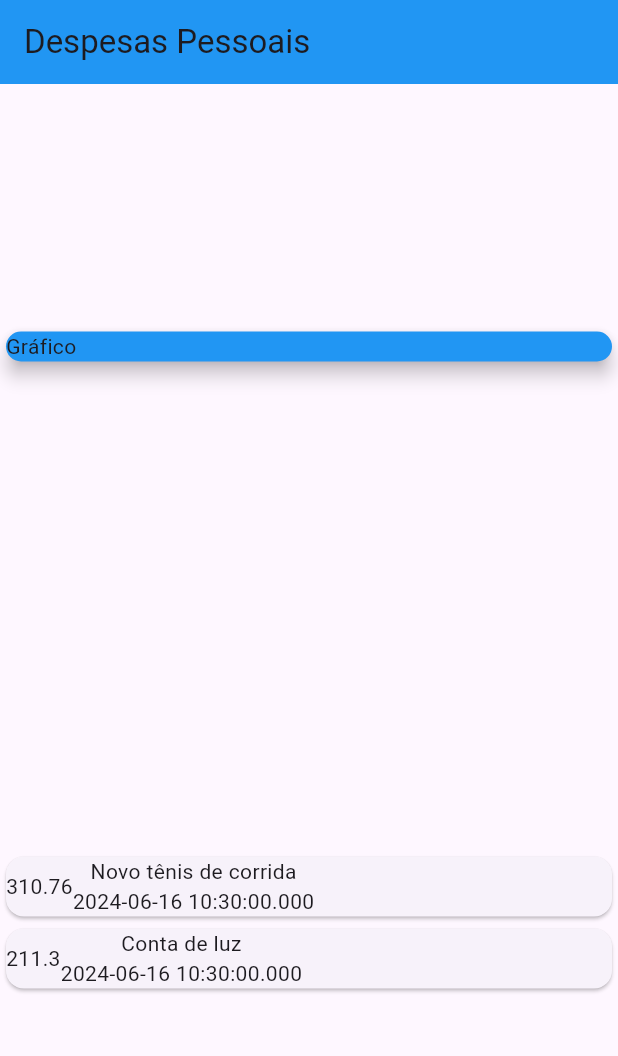
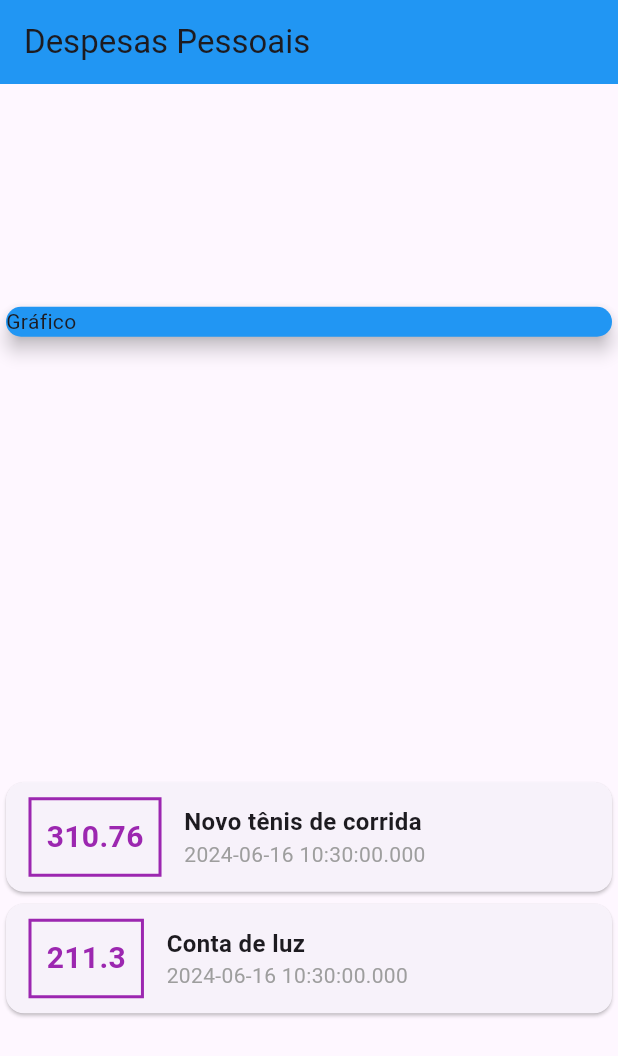
Before and after one commit to andree-felipe/capacitacao_flutter, a Flutter app: the screen it shows after launch, on a phone screen of 412 x 824 dp. Shown: the top 1056 px of the screen. Run offline on Flutter 3.47's test engine with Material 3 defaults, Android fonts, the light colour scheme and no system bars.

Commit message:
Estilização das informações do card de despesa

```diff
--- a/lib/main.dart
+++ b/lib/main.dart
@@ -60,12 +60,42 @@ class MyHomePage extends StatelessWidget {
                   children: <Widget>[
                     // ignore: avoid_unnecessary_containers
                     Container(
-                      child: Text(tr.value.toString()),
+                      margin: const EdgeInsets.symmetric(
+                        horizontal: 15,
+                        vertical: 10
+                      ),
+                      decoration: BoxDecoration(
+                        border: Border.all(
+                          color: Colors.purple,
+                          width: 2,
+                        )
+                      ),
+                      padding: const EdgeInsets.all(10),
+                      child: Text(
+                        tr.value.toString(),
+                        style: const TextStyle(
+                          fontWeight: FontWeight.bold,
+                          fontSize: 20,
+                          color: Colors.purple,
+                        ),
+                      ),
                     ),
                     Column(
+                      crossAxisAlignment: CrossAxisAlignment.start,
                       children: <Widget>[
-                        Text(tr.title),
-                        Text(tr.date.toString()),
+                        Text(
+                          tr.title,
+                          style: const TextStyle(
+                            fontWeight: FontWeight.bold,
+                            fontSize: 16,
+                          ),
+                        ),
+                        Text(
+                          tr.date.toString(),
+                          style: const TextStyle(
+                            color: Colors.grey,
+                          ),
+                        ),
                       ],
                     ),
                   ],
```
